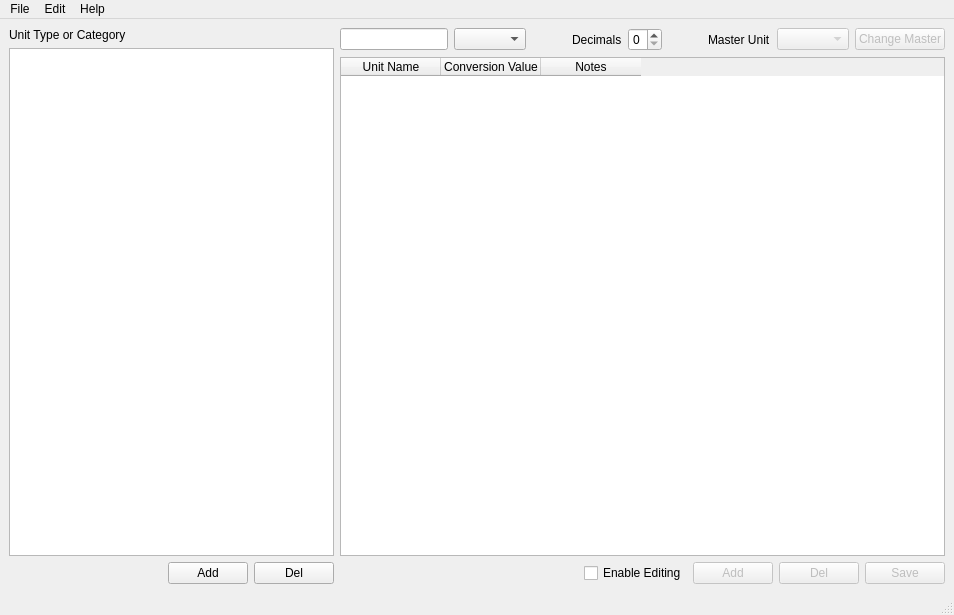
The window that datatablewindow.ui (fjpereny/konverter) describes before a commit, drawn with Qt 5.
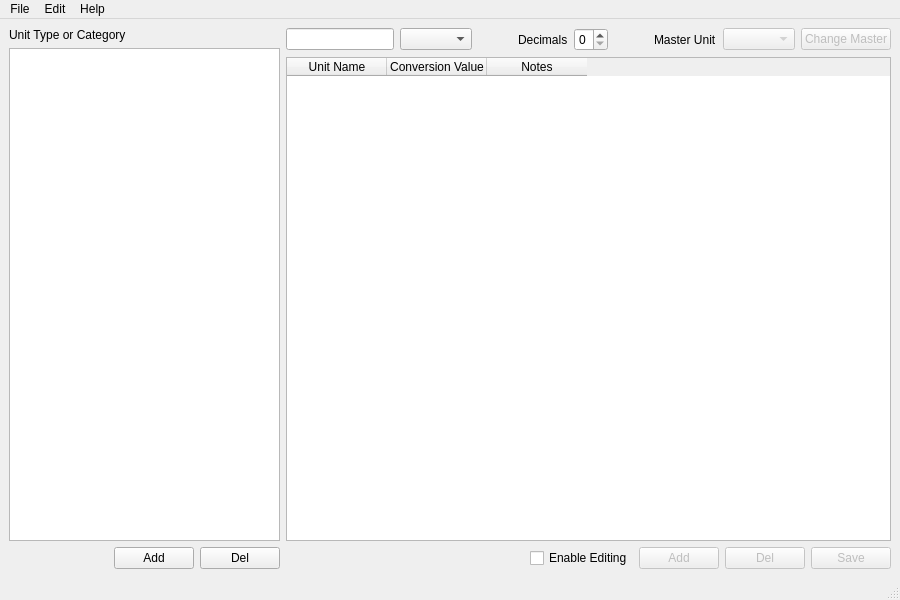
The same window after the commit. Icons and pictures are not drawn.

The edit to the form file:
```diff
--- a/datatablewindow.ui
+++ b/datatablewindow.ui
@@ -6,8 +6,8 @@
    <rect>
     <x>0</x>
     <y>0</y>
-    <width>954</width>
-    <height>615</height>
+    <width>900</width>
+    <height>600</height>
    </rect>
   </property>
   <property name="windowTitle">
@@ -255,7 +255,7 @@
     <rect>
      <x>0</x>
      <y>0</y>
-     <width>954</width>
+     <width>900</width>
      <height>23</height>
     </rect>
    </property>
```
Left out of the diff: 8 changed lines with no effect on the pictures.
